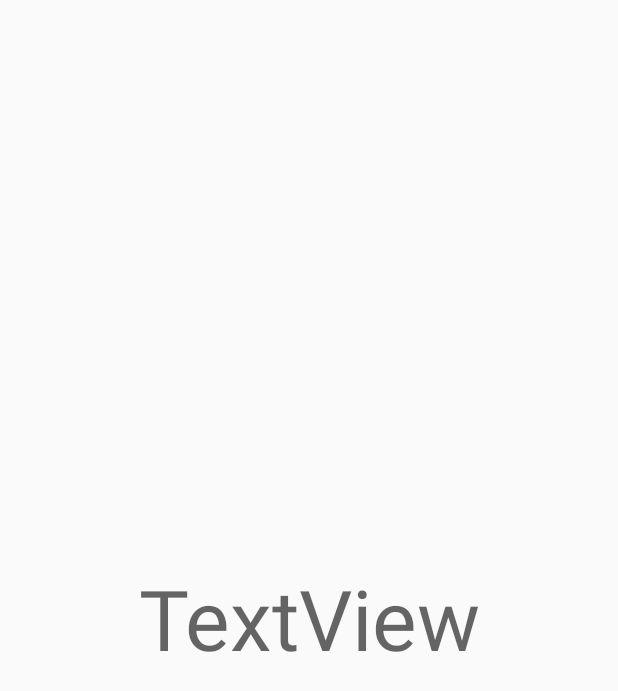
After one commit to elm-suf/TutoFire, an Android app: the layout activity_booking.xml on its own in the app's theme, with its tools: preview values and no code run, on a phone screen of 412 x 824 dp. The commit adds this screen. Shown: the top 691 px of the screen. Run offline under Robolectric (Android 15) with nearby library versions, the phone set to English and light mode, and no system bars.

Commit message:
added click listener on list items -> opening new BookingActivity

```diff
--- a/app/src/main/AndroidManifest.xml
+++ b/app/src/main/AndroidManifest.xml
@@ -11,10 +11,11 @@
         android:roundIcon="@mipmap/ic_launcher_round"
         android:supportsRtl="true"
         android:theme="@style/AppTheme">
+        <activity android:name=".activities.BookingActivity"></activity>
         <activity
             android:name=".activities.Home"
             android:label="@string/title_activity_home"
-            android:theme="@style/AppTheme.NoActionBar"></activity>
+            android:theme="@style/AppTheme.NoActionBar" />
         <activity android:name=".activities.HomeActivity" />
         <activity android:name=".activities.RegisterActivity" />
         <activity android:name=".activities.LoginActivity">
--- a/app/src/main/java/com/projects/tutofire/fragments/CoursesFragment.java
+++ b/app/src/main/java/com/projects/tutofire/fragments/CoursesFragment.java
@@ -45,7 +45,7 @@ public class CoursesFragment extends Fragment {
         vm.getData().observe(
                 this, courses -> {
                     Log.d(TAG, "onChanged() called with: courses = [" + courses + "]");
-                    customAdapter = new MyAdapter(getActivity(), courses);
+                    customAdapter = new MyAdapter(getContext(), courses);
                     recyclerView.setLayoutManager(new LinearLayoutManager(getActivity()));
                     recyclerView.setAdapter(customAdapter);
                 }
--- /dev/null
+++ b/app/src/main/res/layout/activity_booking.xml
@@ -0,0 +1,23 @@
+<?xml version="1.0" encoding="utf-8"?>
+<android.support.constraint.ConstraintLayout xmlns:android="http://schemas.android.com/apk/res/android"
+    xmlns:app="http://schemas.android.com/apk/res-auto"
+    xmlns:tools="http://schemas.android.com/tools"
+    android:layout_width="match_parent"
+    android:layout_height="match_parent"
+    tools:context=".activities.BookingActivity">
+
+    <TextView
+        android:id="@+id/txv_title_booking"
+        android:layout_width="wrap_content"
+        android:layout_height="wrap_content"
+        android:layout_marginStart="90dp"
+        android:layout_marginTop="328dp"
+        android:layout_marginEnd="90dp"
+        android:layout_marginBottom="328dp"
+        android:text="TextView"
+        android:textAppearance="@style/TextAppearance.AppCompat.Display3"
+        app:layout_constraintBottom_toBottomOf="parent"
+        app:layout_constraintEnd_toEndOf="parent"
+        app:layout_constraintStart_toStartOf="parent"
+        app:layout_constraintTop_toTopOf="parent" />
+</android.support.constraint.ConstraintLayout>
```
Also changed, not shown: app/src/main/java/com/projects/tutofire/activities/BookingActivity.java (added, +26 -0 lines), app/src/main/java/com/projects/tutofire/fragments/adapters/MyAdapter.java (+15 -3 lines), app/src/main/res/layout/course_item.xml (+13 -2 lines).
